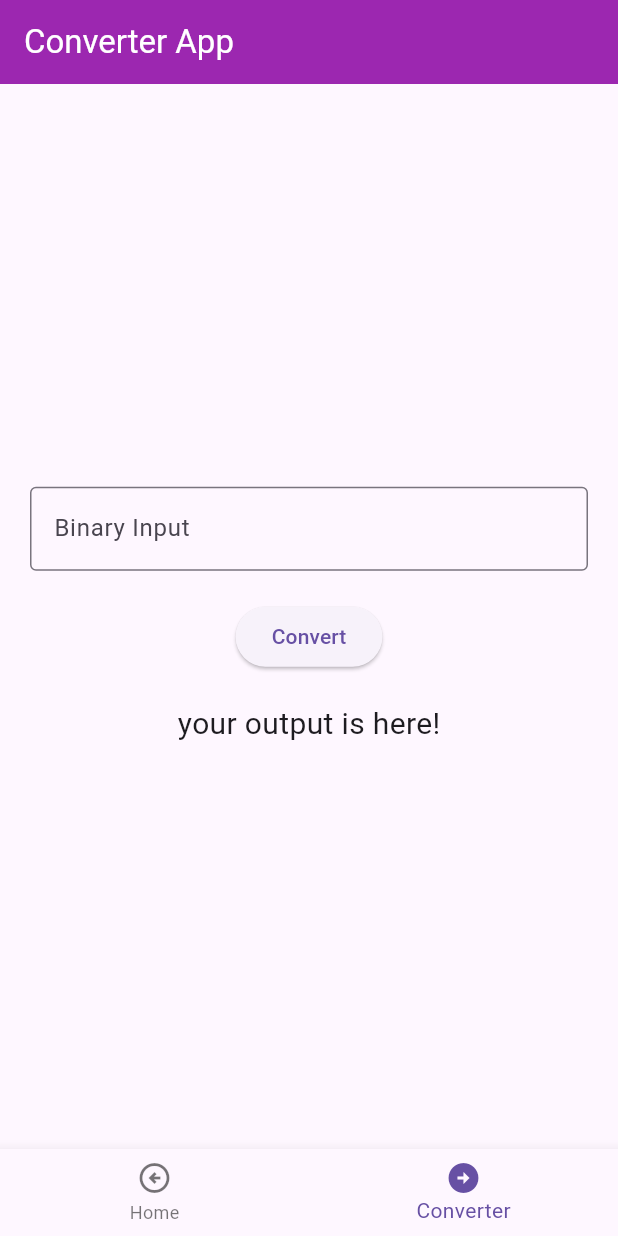
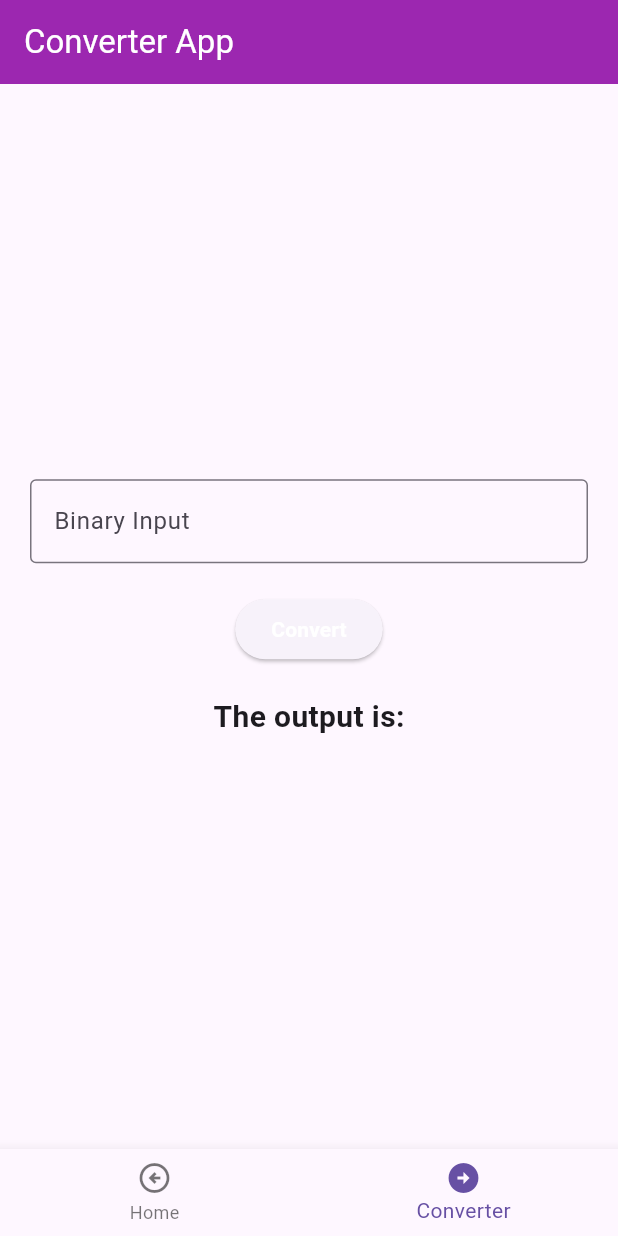
Before and after one commit to DeenankSharma/counter_binary, a Flutter app: the screen it shows after launch, item 2 of the bottom bar chosen, on a phone screen of 412 x 824 dp. Run offline on Flutter 3.47's test engine with Material 3 defaults, Android fonts, the phone set to English and light mode, and no system bars; our stand-ins replace bloc, flutter_bloc.

Commit message:
feat : adds binary to decimal conversion

```diff
--- a/counter_project/lib/features/converter/bloc/converter_event.dart
+++ b/counter_project/lib/features/converter/bloc/converter_event.dart
@@ -6,4 +6,8 @@ class ConverterInitialEvent extends ConverterEvent{}
 
 class ToggleButtonBackEvent extends ConverterEvent{}
 
-class Convertbuttonclickedevent extends ConverterEvent{}
+class Convertbuttonclickedevent extends ConverterEvent{
+  final String binary;
+  Convertbuttonclickedevent({required this.binary});
+
+}
--- a/counter_project/lib/features/converter/bloc/converter_state.dart
+++ b/counter_project/lib/features/converter/bloc/converter_state.dart
@@ -8,4 +8,7 @@ class ConverterInitialState extends ConverterActionState {}
 
 class ToggleButtonBackState extends ConverterActionState{}
 
-class Convertbuttonclickedstate extends ConverterActionState{}
+class Convertbuttonclickedstate extends ConverterActionState{
+  final String decimal;
+  Convertbuttonclickedstate({required this.decimal});
+}
--- a/counter_project/lib/features/converter/converter.dart
+++ b/counter_project/lib/features/converter/converter.dart
@@ -18,6 +18,7 @@ class _ConverterState extends State<Converter> {
   }
 
   final ConverterBloc converterBloc = ConverterBloc();
+  final TextEditingController _binaryController = TextEditingController();
   int _currentIndex = 1;
 
   @override
@@ -46,10 +47,11 @@ class _ConverterState extends State<Converter> {
                   child: Center(
                     child: Container(
                       padding: const EdgeInsets.all(20),
-                      child:  Column(
+                      child: Column(
                         mainAxisAlignment: MainAxisAlignment.center,
                         children: <Widget>[
                           TextField(
+                            controller: _binaryController,
                             keyboardType: TextInputType.number,
                             obscureText: false,
                             decoration: InputDecoration(
@@ -57,14 +59,39 @@ class _ConverterState extends State<Converter> {
                                 labelText: 'Binary Input',
                                 hintText: 'Enter your binary number here...'),
                           ),
-                          SizedBox(height: 20,),
-                          ElevatedButton(onPressed:() {
-                            converterBloc.add(Convertbuttonclickedevent());
-                          }, child: Text('Convert')),
+                          SizedBox(
+                            height: 20,
+                          ),
+                          ElevatedButton(
+                              onPressed: () {
+                                converterBloc.add(Convertbuttonclickedevent(
+                                    binary: _binaryController.text));
+                              },
+                              child: Text(
+                                'Convert',
+                                style: TextStyle(
+                                    color: Colors.white,
+                                    fontWeight: FontWeight.bold),
+                              )),
                           SizedBox(height: 20),
                           Text(
-                            'your output is here!',
-                            style: TextStyle(fontSize: 20),
+                            'The output is:',
+                            style: TextStyle(
+                                fontSize: 20, fontWeight: FontWeight.bold),
+                          ),
+                          SizedBox(
+                            height: 10,
+                          ),
+                          BlocBuilder<ConverterBloc, ConverterState>(
+                            bloc: converterBloc,
+                            builder: (context, state) {
+                              if(state is Convertbuttonclickedstate){
+                                return Text('${state.decimal}') ;
+                              }
+                              else{
+                                return Container();
+                              }
+                            },
                           )
                         ],
                       ),
```
Also changed, not shown: counter_project/lib/data/b2d_api.dart (+13 -0 lines), counter_project/lib/features/converter/bloc/converter_bloc.dart (+6 -2 lines).
